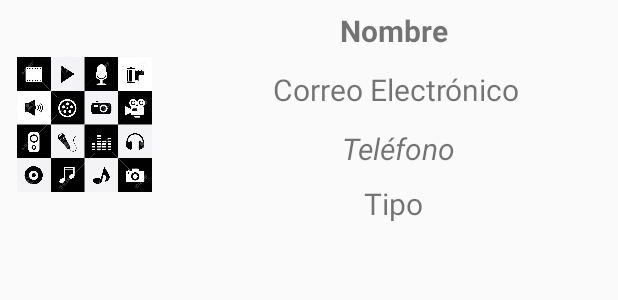
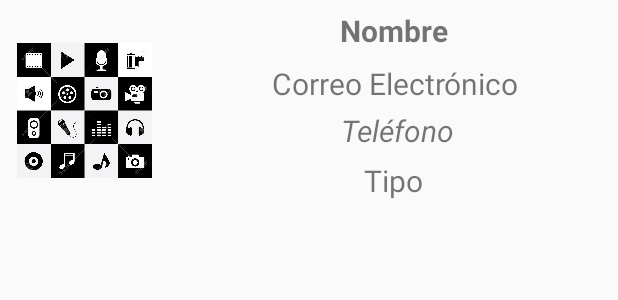
Before and after one commit to Ramy34/Listado, an Android app: the layout elemento_lista.xml on its own in the app's theme, with its tools: preview values and no code run, on a phone screen of 412 x 824 dp. Shown: the top 300 px of the screen. Run offline under Robolectric (Android 15) with nearby library versions, the phone set to English and light mode, and no system bars.

```diff
--- a/app/src/main/java/com/example/listado/Adaptador.java
+++ b/app/src/main/java/com/example/listado/Adaptador.java
@@ -51,6 +51,6 @@ public class Adaptador extends BaseAdapter {
         tvTelefono.setText(datos.get(position).getTelefono());
         tvTipo.setText(datos.get(position).getTipo());
 
-        return null;
+        return vista;
     }
 }
--- a/app/src/main/java/com/example/listado/MainActivity.java
+++ b/app/src/main/java/com/example/listado/MainActivity.java
@@ -6,6 +6,10 @@ import android.content.Intent;
 import android.os.Bundle;
 import android.view.View;
 import android.widget.Button;
+
+import com.example.listado.empresas.Empresa;
+
+import java.util.ArrayList;
 
 public class MainActivity extends AppCompatActivity {
 
--- a/app/src/main/java/com/example/listado/empresas/Empresa.java
+++ b/app/src/main/java/com/example/listado/empresas/Empresa.java
@@ -2,7 +2,7 @@ package com.example.listado.empresas;
 
 import java.io.Serializable;
 
-public class Empresa implements Serializable {
+public class Empresa implements Serializable{
     private String nombre,correo, tipo, telefono;
     private int id;
 
--- a/app/src/main/res/layout/elemento_lista.xml
+++ b/app/src/main/res/layout/elemento_lista.xml
@@ -45,12 +45,13 @@
         android:id="@+id/tvCorreo"
         android:layout_width="wrap_content"
         android:layout_height="wrap_content"
-        android:layout_marginTop="12dp"
+        android:layout_marginTop="8dp"
+        android:contentDescription="@string/imageView"
         android:text="@string/correo"
         android:textSize="20sp"
         android:textStyle="normal"
         app:layout_constraintEnd_toEndOf="parent"
-        app:layout_constraintHorizontal_bias="0.513"
+        app:layout_constraintHorizontal_bias="0.511"
         app:layout_constraintStart_toStartOf="@+id/guideline9"
         app:layout_constraintTop_toBottomOf="@+id/tvNombre" />
 
@@ -58,12 +59,12 @@
         android:id="@+id/tvTel"
         android:layout_width="wrap_content"
         android:layout_height="wrap_content"
-        android:layout_marginTop="12dp"
+        android:layout_marginTop="4dp"
         android:text="@string/telefono"
         android:textSize="20sp"
         android:textStyle="italic"
         app:layout_constraintEnd_toEndOf="parent"
-        app:layout_constraintHorizontal_bias="0.514"
+        app:layout_constraintHorizontal_bias="0.511"
         app:layout_constraintStart_toStartOf="@+id/guideline9"
         app:layout_constraintTop_toBottomOf="@+id/tvCorreo" />
 
@@ -83,5 +84,5 @@
         android:layout_width="wrap_content"
         android:layout_height="wrap_content"
         android:orientation="horizontal"
-        app:layout_constraintGuide_begin="159dp" />
+        app:layout_constraintGuide_begin="140dp" />
 </androidx.constraintlayout.widget.ConstraintLayout>
--- a/app/src/main/res/values/strings.xml
+++ b/app/src/main/res/values/strings.xml
@@ -17,4 +17,6 @@
     <string name="errorCor">Correo inválido</string>
     <string name="correcto">Éxito al guardar</string>
     <string name="tipo">Tipo</string>
+    <string name="archivo">datos.txt</string>
+    <string name="imageView">Sin contenido</string>
 </resources>
```
Also changed, not shown: app/src/main/java/com/example/listado/Main2Activity.java (+8 -2 lines), app/src/main/java/com/example/listado/Main3Activity.java (+16 -5 lines), 1 other file.
